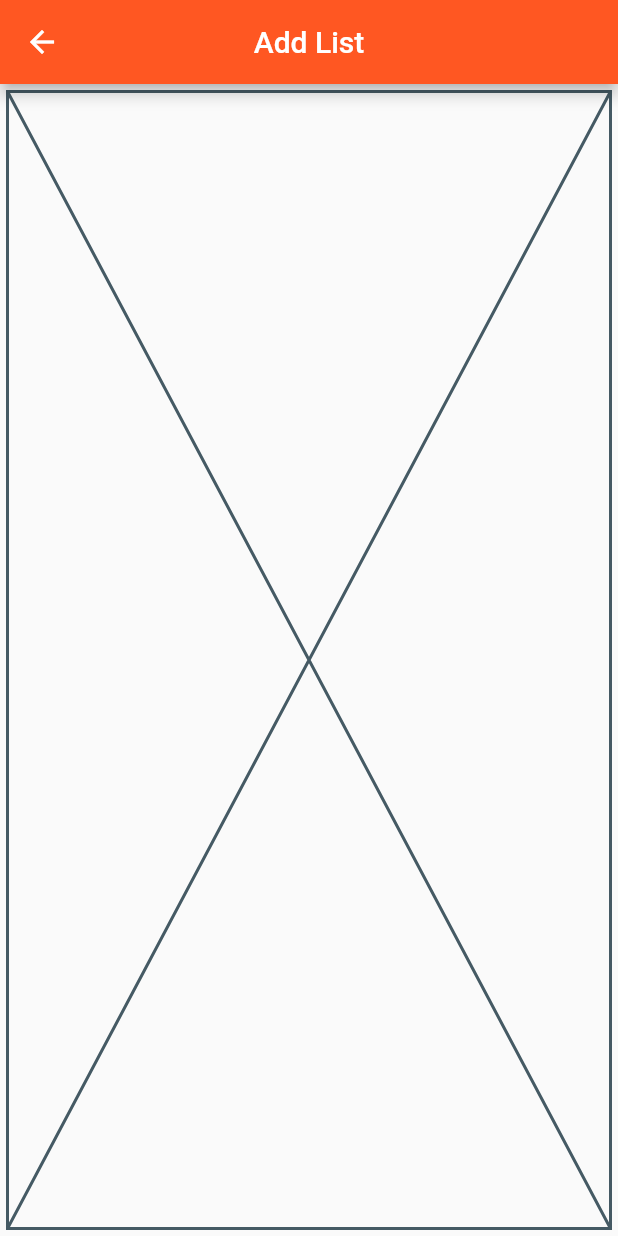
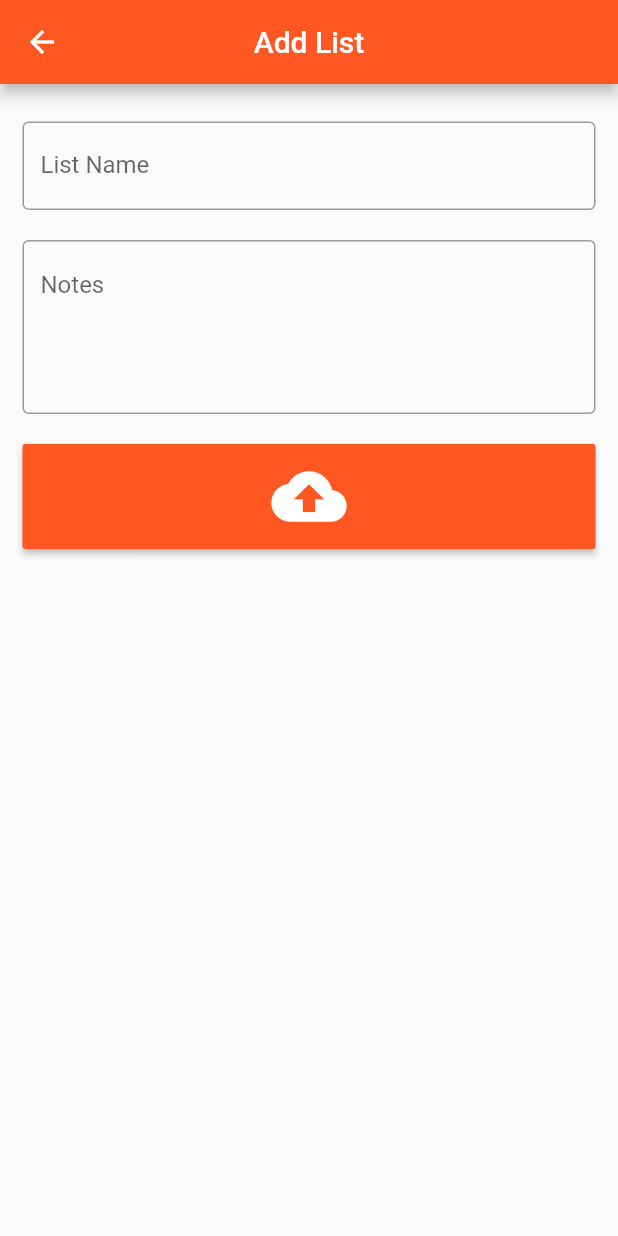
Before and after one commit to davidmednikov/cs-467-capstone-markit, a Flutter app: the AddList screen opened directly, on a phone screen of 412 x 824 dp. Run offline on Flutter 3.47's test engine with Material 2 defaults, Android fonts, the phone set to English and light mode, and no system bars; our stand-ins replace font_awesome_flutter, google_fonts; missing offline and left inert: barcode_scan, flutter_speed_dial_material_design; statements that could not run were skipped.

Commit message:
built list components and moved code

```diff
--- a/markit/lib/components/shopping_list/add_list.dart
+++ /dev/null
@@ -1,16 +0,0 @@
-import 'package:flutter/material.dart';
-
-import '../common/scaffold/top_scaffold.dart';
-
-class AddList extends StatelessWidget {
-
-  AddList({Key key}) : super(key: key);
-
-  @override
-  Widget build(BuildContext context) {
-    return TopScaffold(
-      title: 'Add List',
-      view: Placeholder(),
-    );
-  }
-}
--- /dev/null
+++ b/markit/lib/components/shopping_list/pages/add_list.dart
@@ -0,0 +1,121 @@
+import 'package:flutter/material.dart';
+import 'package:http/http.dart';
+import 'package:markit/components/common/scaffold/dynamic_fab.dart';
+
+import '../../common/scaffold/top_scaffold.dart';
+
+class AddList extends StatefulWidget {
+
+  int userid;
+
+  final String postUrl = 'https://markit-api.azurewebsites.net/list';
+
+  AddList({Key key, this.userid}) : super(key: key);
+
+  @override
+  _AddListState createState() => _AddListState();
+}
+
+class _AddListState extends State<AddList> {
+
+  final formKey = GlobalKey<FormState>();
+
+  String name;
+  String notes;
+  bool buttonPressed = false;
+
+  @override
+  Widget build(BuildContext context) {
+    return TopScaffold(
+      title: 'Add List',
+      view: Form(
+        key: formKey,
+        child: ListView(
+          children: [
+            Row(
+              children: [
+                Expanded(
+                  child: Container(
+                    padding: EdgeInsets.symmetric(horizontal: 10, vertical: 20),
+                    child: TextFormField(
+                      autofocus: false,
+                      decoration: InputDecoration(
+                        labelText: 'List Name',
+                        border: OutlineInputBorder(),
+                      ),
+                      onSaved: (value) {
+                        name = value;
+                      },
+                      validator: (value) {
+                        if (value.isEmpty) {
+                          return 'Please enter a name';
+                        }
+                        return null;
+                      }
+                    ),
+                  ),
+                ),
+              ],
+            ),
+            Row(
+              children: [
+                Expanded(
+                  child: Container(
+                    padding: EdgeInsets.symmetric(horizontal: 10),
+                    child: TextFormField(
+                      autofocus: false,
+                      decoration: InputDecoration(
+                        labelText: 'Notes',
+                        border: OutlineInputBorder(),
+                        alignLabelWithHint: true,
+                      ),
+                      onSaved: (value) {
+                        notes = value;
+                      },
+                      minLines: 4,
+                      maxLines: 6,
+                    ),
+                  ),
+                ),
+              ],
+            ),
+            Row(
+              // mainAxisAlignment: MainAxisAlignment.center,
+              children: [
+                Expanded(
+                  child: Container(
+                    padding: EdgeInsets.symmetric(horizontal: 10, vertical: 20),
+                    child: RaisedButton(
+                      onPressed: () async {
+                        if (formKey.currentState.validate()) {
+                          formKey.currentState.save();
+                          buttonPressed = true;
+                          setState( () {} );
+                          await saveList();
+                          Navigator.of(context).pop();
+                        }
+                      },
+                      color: Colors.deepOrange,
+                      child: Padding(
+                        padding: EdgeInsets.symmetric(vertical: 10, horizontal: 80),
+                        child: Center(
+                          child: Icon(Icons.cloud_upload, size: 50, color: Colors.white),
+                        ),
+                      ),
+                    ),
+                  ),
+                ),
+              ],
+            ),
+          ],
+        ),
+      ),
+    );
+  }
+
+  Future<Response> saveList() async {
+    var response = await post(widget.postUrl, body: {'userId': '1', 'name': name, 'notes': notes});
+    print('Response status: ${response.statusCode}');
+    print('Response body: ${response.body}');
+  }
+}
--- a/markit/lib/components/shopping_list/add_tag.dart
+++ b/markit/lib/components/shopping_list/pages/add_tag.dart
@@ -1,6 +1,6 @@
 import 'package:flutter/material.dart';
 
-import '../common/scaffold/top_scaffold.dart';
+import '../../common/scaffold/top_scaffold.dart';
 
 class AddTag extends StatelessWidget {
 
```
Also changed, not shown: markit/lib/components/shopping_list/components/list_tag_tile.dart (added, +44 -0 lines), markit/lib/components/shopping_list/components/shopping_list_tile.dart (added, +55 -0 lines), markit/lib/components/shopping_list/my_lists.dart (deleted, +0 -22 lines), markit/lib/components/shopping_list/pages/my_lists.dart (added, +42 -0 lines), markit/lib/components/shopping_list/pages/view_list.dart (added, +42 -0 lines), markit/lib/components/shopping_list/view_list.dart (deleted, +0 -17 lines), markit/lib/components/shopping_list/pages/view_tag.dart (renamed from markit/lib/components/shopping_list/view_tag.dart).
